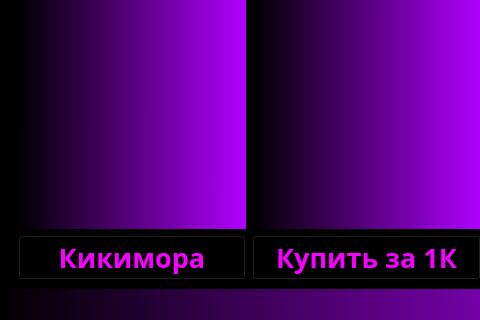
First picture: the form in shop.ui, repository Leonid-poc/Git_project, before the edit; both pictures show x 0 to 480 and y 231 to 551 of the 733 by 551 pixel window.
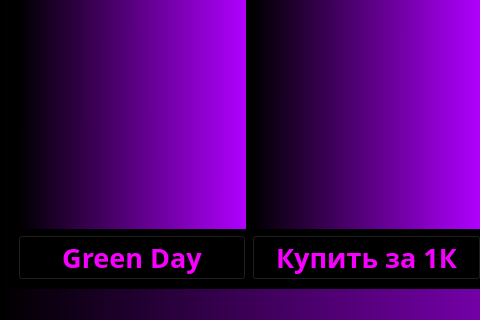
Second picture: the form after the edit.

What changed in the file:
```diff
--- a/shop.ui
+++ b/shop.ui
@@ -125,7 +125,7 @@
 color: rgb(247, 0, 255);</string>
           </property>
           <property name="text">
-           <string>Кикимора</string>
+           <string>Green Day</string>
           </property>
          </widget>
         </item>
```
